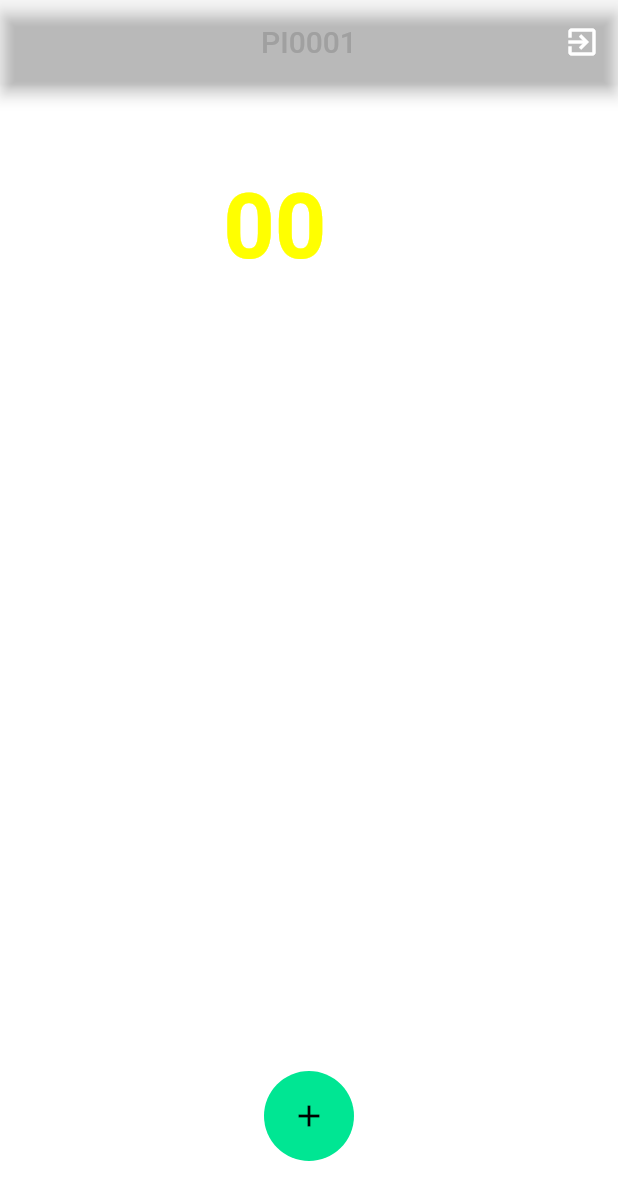
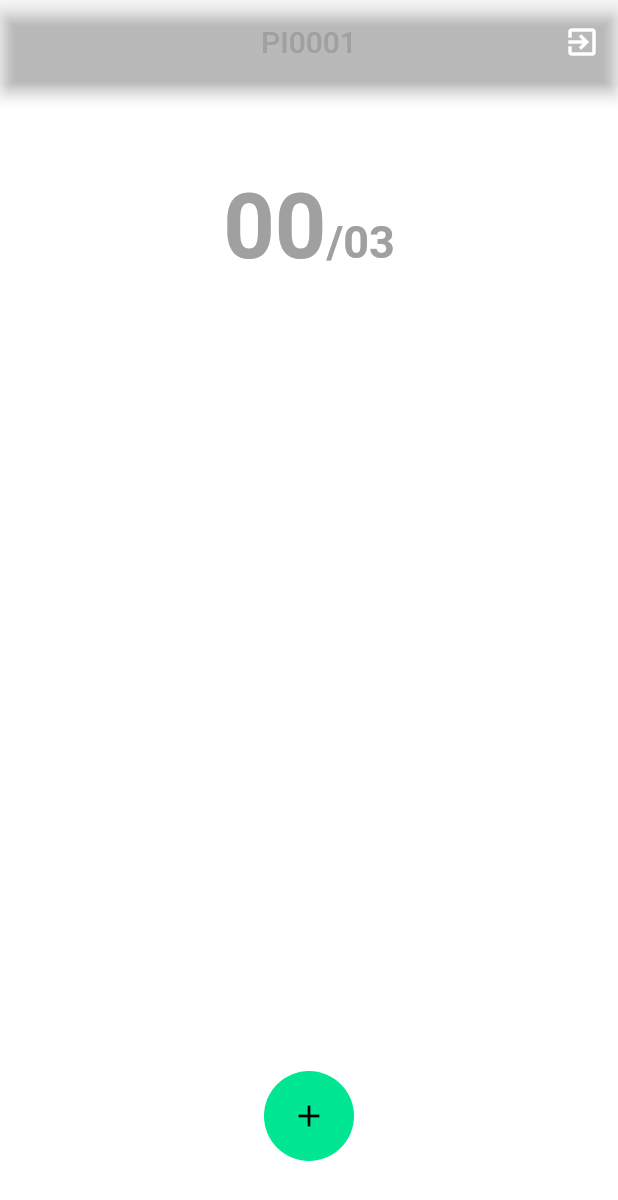
Before and after one commit to JohnRyoo/handcuff_police, a Flutter app: the MainPageScreen screen opened directly, on a phone screen of 412 x 824 dp. Shown: the top 1200 px of the screen. Run offline on Flutter 3.47's test engine with Material 2 defaults, Android fonts, the light colour scheme and no system bars; our stand-ins replace circular_countdown_timer, fluttertoast, geolocator, getwidget, google_fonts, google_maps_flutter and 2 more; missing offline and left inert: mqtt_client.

Commit message:
교도소용 소스 수정 중

```diff
--- a/lib/screens/component/main/main_page_status.dart
+++ b/lib/screens/component/main/main_page_status.dart
@@ -173,7 +173,7 @@
                   mainAxisAlignment: MainAxisAlignment.start,
                   children: <Widget>[
                     const SizedBox(
-                      width: 30,
+                      width: 80,
                     ),
                     const Icon(
                       Icons.delete,
@@ -181,7 +181,7 @@
                       color: Colors.white,
                     ),
                     const SizedBox(
-                      width: 30,
+                      width: 100,
                     ),
                     Text(
                       '삭제',
--- a/lib/screens/main_page.dart
+++ b/lib/screens/main_page.dart
@@ -62,7 +62,6 @@
     myMqttManager.connect();
   }
 
-
   @override
   void dispose() {
     // Borker와의 연결 해제
@@ -81,7 +80,6 @@
     myMqttAppState = Provider.of<MQTTAppState>(context);
     currentHandcuffInfo = Provider.of<HandcuffInfo>(context);
 
-
     debugPrint(
         "currentHandcuffInfo.handcuffs.length = ${currentHandcuffInfo.handcuffs.length}");
 
@@ -93,7 +91,8 @@
     // gpsStatusFromMqtt = context.watch<MQTTAppState>().gpsStatus;
     // numberOfRegisteredHandcuff = context.watch<HandcuffInfo>().numberOfRegisteredHandcuff;
 
-    List<LatLng> currentLocationList = context.watch<MQTTAppState>().getHandcuffTrackingPoints;
+    List<LatLng> currentLocationList =
+        context.watch<MQTTAppState>().getHandcuffTrackingPoints;
     // LatLng startLocation = context.watch<MQTTAppState>().startLocation;
     debugPrint("currentLocationList = $currentLocationList");
 
@@ -166,12 +165,15 @@
                     style: const TextStyle(
                         fontWeight: FontWeight.bold,
                         fontSize: 60,
-                        color: Colors.yellowAccent),
+                        color: Palette.whiteTextColor),
                     children: <TextSpan>[
                       TextSpan(
                         // TODO : 전체 갯수에 대해 확인 후 수정할 것
                         text: '/${maxHandcuffs.toString().padLeft(2, '0')}',
-                        style: TextStyle(fontSize: 30, color: Colors.white),
+                        style: const TextStyle(
+                          fontSize: 30,
+                          color: Palette.whiteTextColor,
+                        ),
                       ),
                     ])),
               ),
--- a/lib/service/handcuffInfo.dart
+++ b/lib/service/handcuffInfo.dart
@@ -17,6 +17,8 @@
 
 class HandcuffInfo with ChangeNotifier {
   final List<Handcuff> handcuffs = <Handcuff>[];
+  MQTTAppState mqttAppState = MQTTAppState();
+
   // final HandcuffWatchdog handcuffWatchdog = HandcuffWatchdog();
 
   // final List<MQTTManager> mqttManagers = <MQTTManager>[];
@@ -33,7 +35,7 @@
 
   void addHandcuff(String serialNumber) {
     // Handcuff handcuff = Handcuff(watchdog:handcuffWatchdog);
-    Handcuff handcuff = Handcuff();
+    Handcuff handcuff = Handcuff(mqttAppState: mqttAppState);
 
     handcuff.serialNumber = serialNumber;
     handcuff.mqttConnect();
@@ -71,6 +73,10 @@
   //
   // Handcuff({required HandcuffWatchdog watchdog})
   //     : _handcuffWatchdog = watchdog;
+
+  final MQTTAppState _mqttAppState;
+  Handcuff({required MQTTAppState mqttAppState})
+      : _mqttAppState = mqttAppState;
 
   String serialNumber = '';
   late MQTTManager mqttManager;
```
